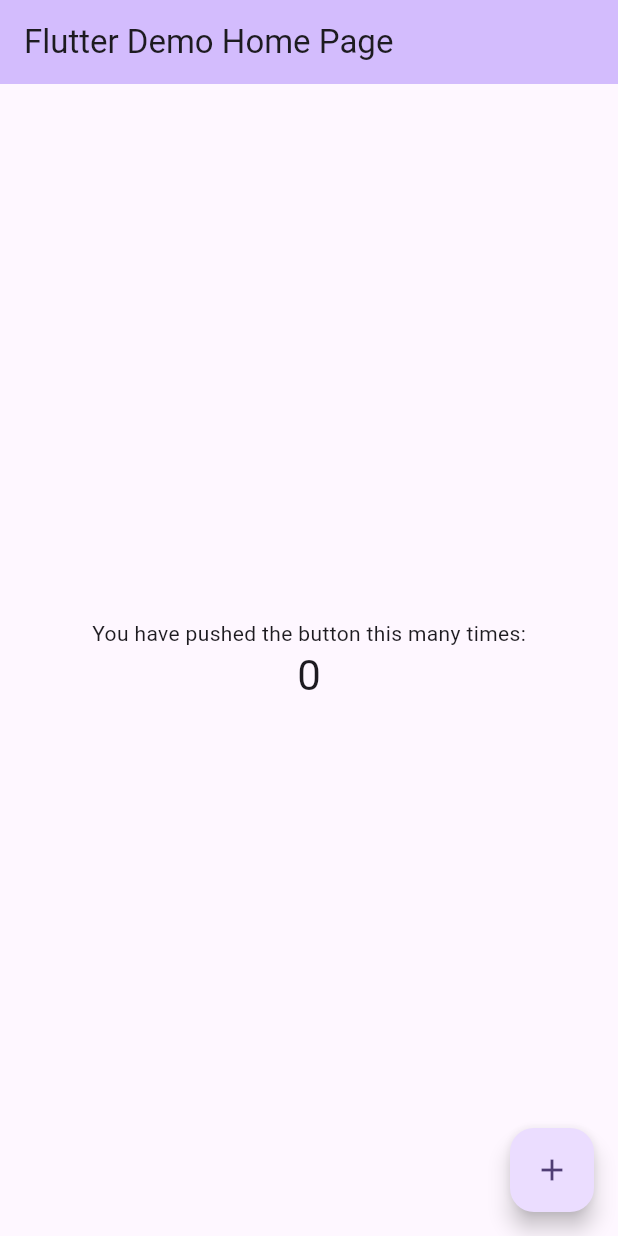
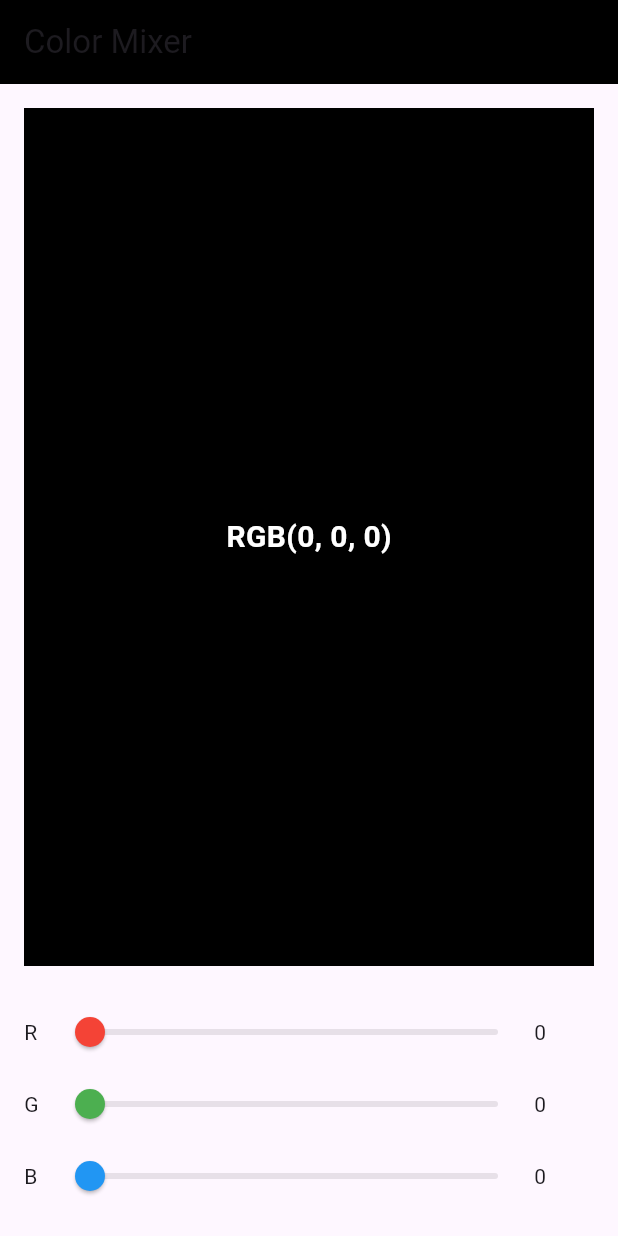
Before and after one commit to hayderr-glitch/color_mixer, a Flutter app: the screen it shows after launch, on a phone screen of 412 x 824 dp. Run offline on Flutter 3.47's test engine with Material 3 defaults, Android fonts, the phone set to English and light mode, and no system bars.

Commit message:
update main file

```diff
--- a/lib/main.dart
+++ b/lib/main.dart
@@ -10,11 +10,12 @@ class MyApp extends StatelessWidget {
   @override
   Widget build(BuildContext context) {
     return MaterialApp(
-      title: 'Flutter Demo',
+      title: 'Color Mixer',
       theme: ThemeData(
         colorScheme: ColorScheme.fromSeed(seedColor: Colors.deepPurple),
+        useMaterial3: true,
       ),
-      home: const MyHomePage(title: 'Flutter Demo Home Page'),
+      home: const MyHomePage(title: 'Color Mixer'),
     );
   }
 }
@@ -29,38 +30,87 @@ class MyHomePage extends StatefulWidget {
 }
 
 class _MyHomePageState extends State<MyHomePage> {
-  int _counter = 0;
-
-  void _incrementCounter() {
-    setState(() {
-      _counter++;
-    });
-  }
+  double _red = 0;
+  double _green = 0;
+  double _blue = 0;
 
   @override
   Widget build(BuildContext context) {
+    final Color mixedColor = Color.fromRGBO(
+      _red.toInt(),
+      _green.toInt(),
+      _blue.toInt(),
+      1.0,
+    );
+
     return Scaffold(
-      appBar: AppBar(
-        backgroundColor: Theme.of(context).colorScheme.inversePrimary,
-        title: Text(widget.title),
-      ),
-      body: Center(
+      appBar: AppBar(backgroundColor: mixedColor, title: Text(widget.title)),
+      body: Padding(
+        padding: const EdgeInsets.all(16.0),
         child: Column(
-          mainAxisAlignment: MainAxisAlignment.center,
           children: <Widget>[
-            const Text('You have pushed the button this many times:'),
-            Text(
-              '$_counter',
-              style: Theme.of(context).textTheme.headlineMedium,
+            Expanded(
+              child: Container(
+                color: mixedColor,
+                child: Center(
+                  child: Text(
+                    'RGB(${_red.toInt()}, ${_green.toInt()}, ${_blue.toInt()})',
+                    style: TextStyle(
+                      color: _red + _green + _blue < 382
+                          ? Colors.white
+                          : Colors.black,
+                      fontSize: 20,
+                      fontWeight: FontWeight.bold,
+                    ),
+                  ),
+                ),
+              ),
+            ),
+            const SizedBox(height: 20),
+            _buildColorSlider(
+              label: 'R',
+              color: Colors.red,
+              value: _red,
+              onChanged: (value) => setState(() => _red = value),
+            ),
+            _buildColorSlider(
+              label: 'G',
+              color: Colors.green,
+              value: _green,
+              onChanged: (value) => setState(() => _green = value),
+            ),
+            _buildColorSlider(
+              label: 'B',
+              color: Colors.blue,
+              value: _blue,
+              onChanged: (value) => setState(() => _blue = value),
             ),
           ],
         ),
       ),
-      floatingActionButton: FloatingActionButton(
-        onPressed: _incrementCounter,
-        tooltip: 'Increment',
-        child: const Icon(Icons.add),
-      ),
+    );
+  }
+
+  Widget _buildColorSlider({
+    required String label,
+    required Color color,
+    required double value,
+    required ValueChanged<double> onChanged,
+  }) {
+    return Row(
+      children: [
+        SizedBox(width: 20, child: Text(label)),
+        Expanded(
+          child: Slider(
+            value: value,
+            min: 0,
+            max: 255,
+            onChanged: onChanged,
+            activeColor: color,
+          ),
+        ),
+        SizedBox(width: 40, child: Text(value.toInt().toString())),
+      ],
     );
   }
 }
```
